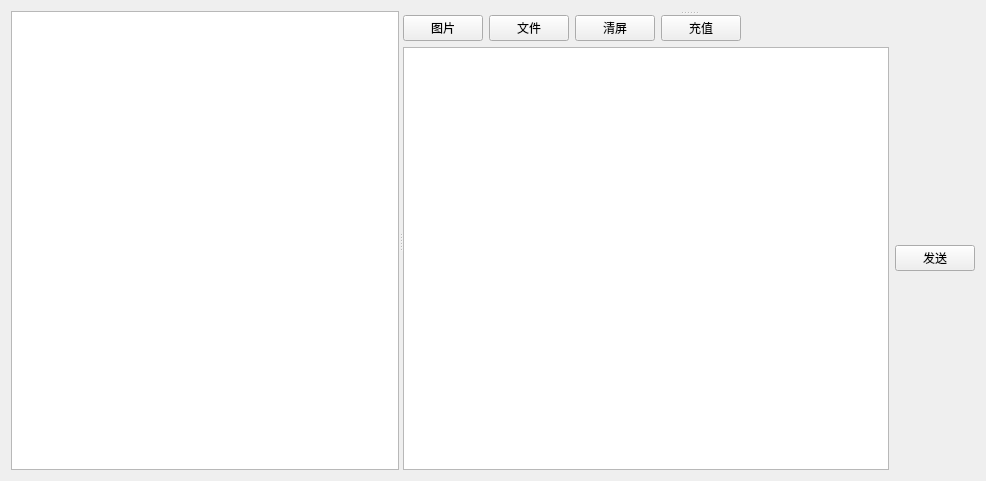
Qt form home.ui (HFO4/Telegraph) before a commit.
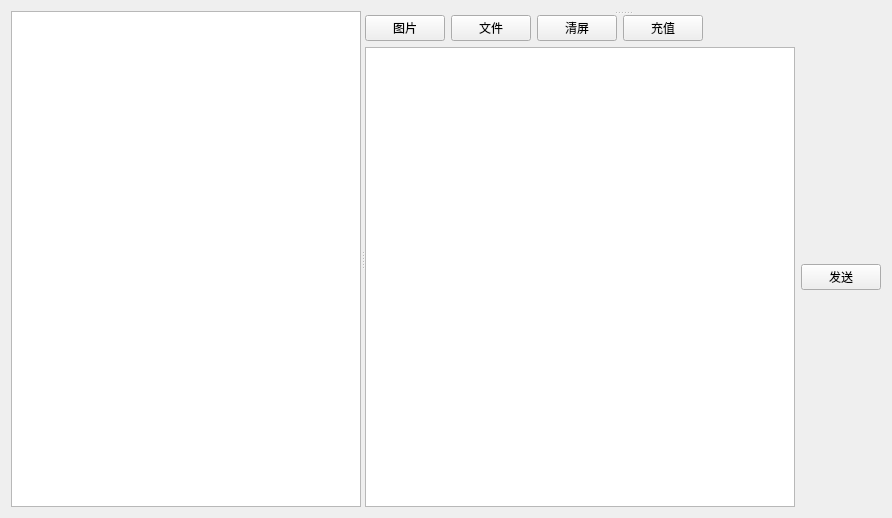
The same form after that commit. Icons and pictures are not drawn.

Diff of the .ui file:
```diff
--- a/home.ui
+++ b/home.ui
@@ -6,8 +6,8 @@
    <rect>
     <x>0</x>
     <y>0</y>
-    <width>986</width>
-    <height>481</height>
+    <width>892</width>
+    <height>518</height>
    </rect>
   </property>
   <property name="windowTitle">
```
Left out of the diff: 8 changed lines with no effect on the pictures.
